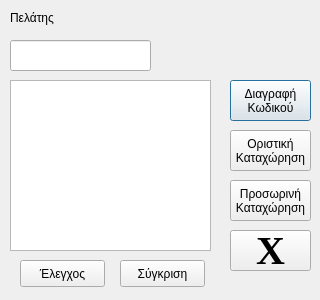
Qt form fortosi_progress_1_2.ui (algogr/Elina_Scanner) before a commit.
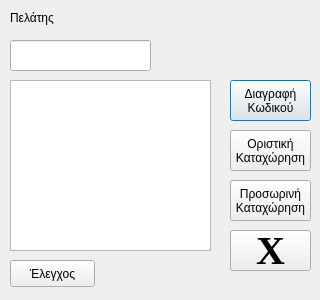
The same form after that commit.

```diff
--- a/fortosi_progress_1_2.ui
+++ b/fortosi_progress_1_2.ui
@@ -61,7 +61,7 @@
   <widget class="QLabel" name="labelCustomer">
    <property name="geometry">
     <rect>
-     <x>60</x>
+     <x>80</x>
      <y>10</y>
      <width>151</width>
      <height>20</height>
@@ -154,23 +154,10 @@
     <string/>
    </property>
   </widget>
-  <widget class="QPushButton" name="pushProf">
-   <property name="geometry">
-    <rect>
-     <x>120</x>
-     <y>260</y>
-     <width>85</width>
-     <height>27</height>
-    </rect>
-   </property>
-   <property name="text">
-    <string>Σύγκριση</string>
-   </property>
-  </widget>
   <widget class="QPushButton" name="pushCheck">
    <property name="geometry">
     <rect>
-     <x>20</x>
+     <x>10</x>
      <y>260</y>
      <width>85</width>
      <height>27</height>
```
Left out of the diff: 6 changed lines with no effect on the pictures.
